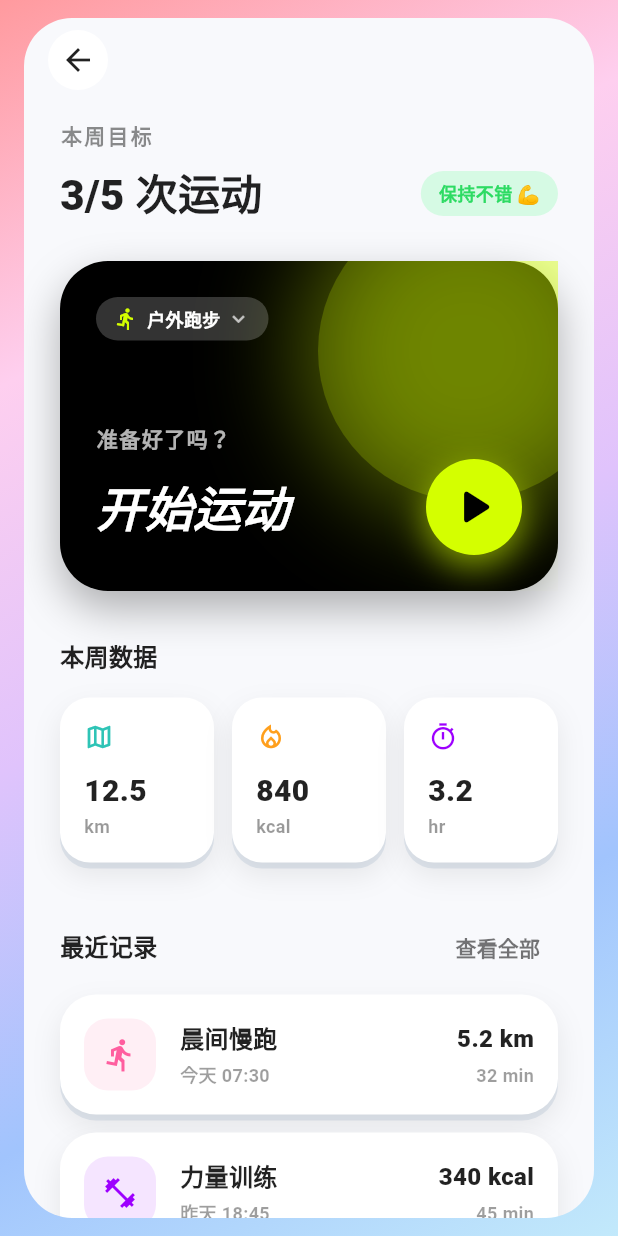
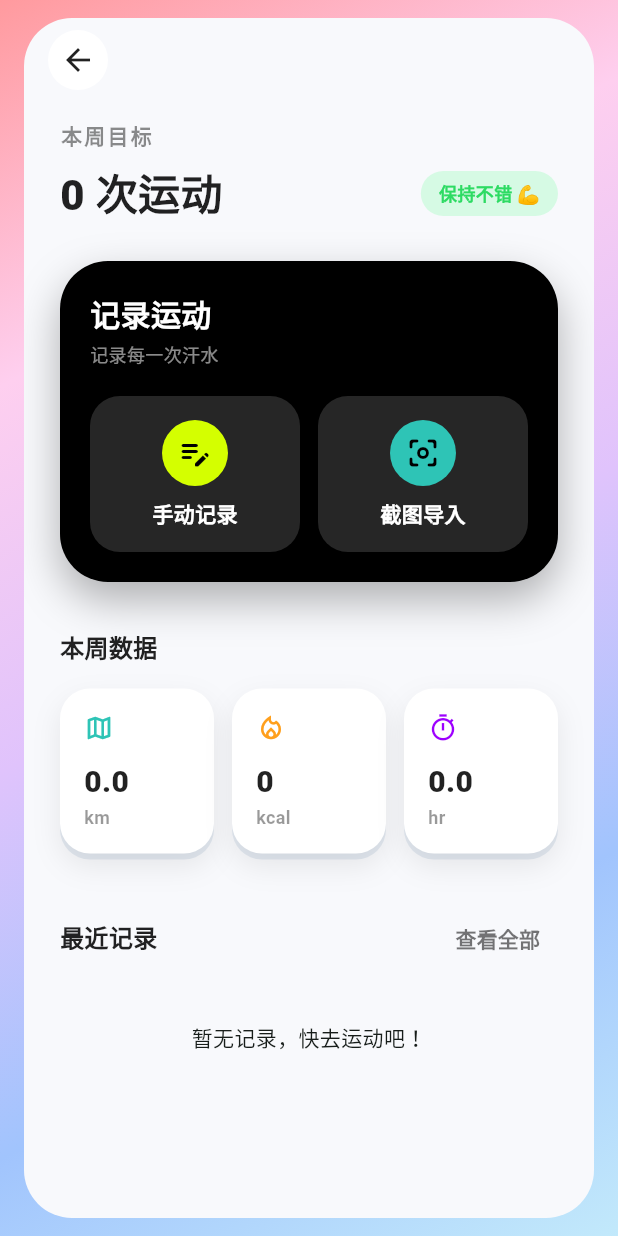
Before and after one commit to xiaoyangdestudy/caoch_daily, a Flutter app: the SportsPage screen opened by its route, on a phone screen of 412 x 824 dp. Run offline on Flutter 3.47's test engine with Material 3 defaults, Android fonts, the light colour scheme and no system bars; our stand-ins replace camera, flutter_riverpod, freezed_annotation, go_router, shared_preferences; accounts and stored records are empty; Roboto replaces fonts that are missing (PingFang SC).

Commit message:
feat: introduce sports tracking feature with workout logging and stats display

```diff
--- a/lib/app/router/app_routes.dart
+++ b/lib/app/router/app_routes.dart
@@ -12,4 +12,5 @@ class AppRoutes {
   static const sports = '/sports';
   static const diet = '/diet';
   static const aiFoodRecognition = '/diet/ai-recognition';
+  static const manualSportsEntry = '/sports/manual-entry';
 }
--- a/lib/features/sports/presentation/sports_page.dart
+++ b/lib/features/sports/presentation/sports_page.dart
@@ -1,13 +1,20 @@
 import 'package:flutter/material.dart';
+import 'package:flutter_riverpod/flutter_riverpod.dart';
 import 'package:go_router/go_router.dart';
 import '../../../shared/design/app_colors.dart';
 import '../../../shared/design/app_shadows.dart';
+import '../../../app/router/app_routes.dart';
+import '../application/sports_providers.dart';
+import '../domain/workout_record.dart';
 
-class SportsPage extends StatelessWidget {
+class SportsPage extends ConsumerWidget {
   const SportsPage({super.key});
 
   @override
-  Widget build(BuildContext context) {
+  Widget build(BuildContext context, WidgetRef ref) {
+    final weeklyStats = ref.watch(weeklyStatsProvider);
+    final recentRecordsAsync = ref.watch(workoutListProvider);
+
     return Scaffold(
       backgroundColor: const Color(0xFFF8F9FC),
       body: CustomScrollView(
@@ -47,9 +54,9 @@ class SportsPage extends StatelessWidget {
                   Row(
                     mainAxisAlignment: MainAxisAlignment.spaceBetween,
                     children: [
-                      const Text(
-                        '3/5 次运动',
-                        style: TextStyle(
+                      Text(
+                        '${weeklyStats['count']} 次运动',
+                        style: const TextStyle(
                           fontSize: 28,
                           fontWeight: FontWeight.w900,
                           color: Colors.black87,
@@ -76,7 +83,7 @@ class SportsPage extends StatelessWidget {
                     ],
                   ),
                   const SizedBox(height: 24),
-                  const _StartWorkoutCard(),
+                  const _LogWorkoutCard(),
                   const SizedBox(height: 32),
                   const Text(
                     '本周数据',
@@ -87,32 +94,32 @@ class SportsPage extends StatelessWidget {
                     ),
                   ),
                   const SizedBox(height: 16),
-                  const Row(
+                  Row(
                     children: [
                       Expanded(
                         child: _StatBox(
                           label: '总距离',
-                          value: '12.5',
+                          value: (weeklyStats['distance'] as double).toStringAsFixed(1),
                           unit: 'km',
                           icon: Icons.map_outlined,
                           color: AppColors.candyBlue,
                         ),
                       ),
-                      SizedBox(width: 12),
+                      const SizedBox(width: 12),
                       Expanded(
                         child: _StatBox(
                           label: '消耗',
-                          value: '840',
+                          value: (weeklyStats['calories'] as int).toString(),
                           unit: 'kcal',
                           icon: Icons.local_fire_department_outlined,
                           color: AppColors.candyOrange,
                         ),
                       ),
-                      SizedBox(width: 12),
+                      const SizedBox(width: 12),
                       Expanded(
                         child: _StatBox(
                           label: '时长',
-                          value: '3.2',
+                          value: (weeklyStats['duration'] as double).toStringAsFixed(1),
                           unit: 'hr',
                           icon: Icons.timer_outlined,
                           color: AppColors.candyPurple,
@@ -145,31 +152,27 @@ class SportsPage extends StatelessWidget {
                     ],
                   ),
                   const SizedBox(height: 8),
-                  const _ActivityItem(
-                    title: '晨间慢跑',
-                    date: '今天 07:30',
-                    value: '5.2 km',
-                    duration: '32 min',
-                    icon: Icons.directions_run,
-                    color: AppColors.candyPink,
+                  recentRecordsAsync.when(
+                    data: (records) {
+                      if (records.isEmpty) {
+                        return const Center(
+                          child: Padding(
+                            padding: EdgeInsets.all(24.0),
+                            child: Text('暂无记录，快去运动吧！'),
                           ),
-                  const SizedBox(height: 12),
-                  const _ActivityItem(
-                    title: '力量训练',
-                    date: '昨天 18:45',
-                    value: '340 kcal',
-                    duration: '45 min',
-                    icon: Icons.fitness_center,
-                    color: AppColors.candyPurple,
-                  ),
-                  const SizedBox(height: 12),
-                  const _ActivityItem(
-                    title: '轻松骑行',
-                    date: '11月20日',
-                    value: '12.0 km',
-                    duration: '55 min',
-                    icon: Icons.directions_bike,
-                    color: AppColors.candyBlue,
+                        );
+                      }
+                      return Column(
+                        children: records.take(5).map((record) {
+                          return Padding(
+                            padding: const EdgeInsets.only(bottom: 12),
+                            child: _ActivityItem(record: record),
+                          );
+                        }).toList(),
+                      );
+                    },
+                    loading: () => const Center(child: CircularProgressIndicator()),
+                    error: (e, _) => Text('加载失败: $e'),
                   ),
                 ],
               ),
@@ -181,13 +184,13 @@ class SportsPage extends StatelessWidget {
   }
 }
 
-class _StartWorkoutCard extends StatelessWidget {
-  const _StartWorkoutCard();
+class _LogWorkoutCard extends StatelessWidget {
+  const _LogWorkoutCard();
 
   @override
   Widget build(BuildContext context) {
     return Container(
-      height: 220,
+      padding: const EdgeInsets.all(20),
       decoration: BoxDecoration(
         color: Colors.black,
         borderRadius: BorderRadius.circular(32),
@@ -199,121 +202,103 @@ class _StartWorkoutCard extends StatelessWidget {
           ),
         ],
       ),
-      child: Stack(
-        children: [
-          // Background decoration
-          Positioned(
-            right: -40,
-            top: -40,
-            child: Container(
-              width: 200,
-              height: 200,
-              decoration: BoxDecoration(
-                shape: BoxShape.circle,
-                color: AppColors.candyLime.withOpacity(0.2),
-                boxShadow: [
-                  BoxShadow(
-                    color: AppColors.candyLime.withOpacity(0.4),
-                    blurRadius: 60,
-                    spreadRadius: 10,
-                  ),
-                ],
-              ),
-            ),
-          ),
-          Padding(
-            padding: const EdgeInsets.all(24),
       child: Column(
         crossAxisAlignment: CrossAxisAlignment.start,
         children: [
-                Row(
-                  children: [
-                    Container(
-                      padding: const EdgeInsets.symmetric(
-                        horizontal: 12,
-                        vertical: 6,
-                      ),
-                      decoration: BoxDecoration(
-                        color: Colors.white.withOpacity(0.2),
-                        borderRadius: BorderRadius.circular(20),
-                      ),
-                      child: const Row(
-                        mainAxisSize: MainAxisSize.min,
-                        children: [
-                          Icon(
-                            Icons.directions_run,
-                            color: AppColors.candyLime,
-                            size: 16,
-                          ),
-                          SizedBox(width: 6),
-                          Text(
-                            '户外跑步',
+          const Text(
+            '记录运动',
             style: TextStyle(
               color: Colors.white,
-                              fontWeight: FontWeight.bold,
+              fontSize: 20,
+              fontWeight: FontWeight.w900,
+            ),
+          ),
+          const SizedBox(height: 4),
+          const Text(
+            '记录每一次汗水',
+            style: TextStyle(
+              color: Colors.white54,
               fontSize: 12,
             ),
           ),
-                          SizedBox(width: 4),
-                          Icon(
-                            Icons.keyboard_arrow_down,
-                            color: Colors.white70,
-                            size: 16,
-                          ),
-                        ],
+          const SizedBox(height: 20),
+          Row(
+            children: [
+              Expanded(
+                child: _ActionButton(
+                  icon: Icons.edit_note_rounded,
+                  label: '手动记录',
+                  color: AppColors.candyLime,
+                  onTap: () => context.push(AppRoutes.manualSportsEntry),
                 ),
               ),
-                  ],
-                ),
-                const Spacer(),
-                const Text(
-                  '准备好了吗？',
-                  style: TextStyle(
-                    color: Colors.white70,
-                    fontSize: 14,
-                    fontWeight: FontWeight.bold,
-                    letterSpacing: 1,
-                  ),
-                ),
-                const SizedBox(height: 4),
-                Row(
-                  mainAxisAlignment: MainAxisAlignment.spaceBetween,
-                  children: [
-                    const Text(
-                      '开始运动',
-                      style: TextStyle(
-                        color: Colors.white,
-                        fontSize: 32,
-                        fontWeight: FontWeight.w900,
-                        fontStyle: FontStyle.italic,
-                      ),
-                    ),
-                    Container(
-                      width: 64,
-                      height: 64,
-                      decoration: BoxDecoration(
-                        color: AppColors.candyLime,
-                        shape: BoxShape.circle,
-                        boxShadow: [
-                          BoxShadow(
-                            color: AppColors.candyLime.withOpacity(0.6),
-                            blurRadius: 20,
-                            offset: const Offset(0, 8),
-                          ),
-                        ],
-                      ),
-                      child: const Icon(
-                        Icons.play_arrow_rounded,
-                        size: 40,
-                        color: Colors.black,
+              const SizedBox(width: 12),
+              Expanded(
+                child: _ActionButton(
+                  icon: Icons.center_focus_weak_rounded,
+                  label: '截图导入',
+                  color: AppColors.candyBlue,
+                  onTap: () {
+                    // TODO: Implement screenshot import
+                    ScaffoldMessenger.of(context).showSnackBar(
+                      const SnackBar(content: Text('截图导入功能开发中...')),
+                    );
+                  },
                 ),
               ),
             ],
           ),
         ],
       ),
+    );
+  }
+}
+
+class _ActionButton extends StatelessWidget {
+  final IconData icon;
+  final String label;
+  final Color color;
+  final VoidCallback onTap;
+
+  const _ActionButton({
+    required this.icon,
+    required this.label,
+    required this.color,
+    required this.onTap,
+  });
+
+  @override
+  Widget build(BuildContext context) {
+    return Material(
+      color: Colors.white.withOpacity(0.15),
+      borderRadius: BorderRadius.circular(20),
+      child: InkWell(
+        onTap: onTap,
+        borderRadius: BorderRadius.circular(20),
+        child: Container(
+          padding: const EdgeInsets.symmetric(vertical: 16),
+          child: Column(
+            children: [
+              Container(
+                padding: const EdgeInsets.all(10),
+                decoration: BoxDecoration(
+                  color: color,
+                  shape: BoxShape.circle,
+                ),
+                child: Icon(icon, color: Colors.black, size: 24),
+              ),
+              const SizedBox(height: 8),
+              Text(
+                label,
+                style: const TextStyle(
+                  color: Colors.white,
+                  fontWeight: FontWeight.bold,
+                  fontSize: 14,
+                ),
               ),
             ],
+          ),
+        ),
       ),
     );
   }
@@ -371,21 +356,9 @@ class _StatBox extends StatelessWidget {
 }
 
 class _ActivityItem extends StatelessWidget {
-  const _ActivityItem({
-    required this.title,
-    required this.date,
-    required this.value,
-    required this.duration,
-    required this.icon,
-    required this.color,
-  });
+  final WorkoutRecord record;
 
-  final String title;
-  final String date;
-  final String value;
-  final String duration;
-  final IconData icon;
-  final Color color;
+  const _ActivityItem({required this.record});
 
   @override
   Widget build(BuildContext context) {
@@ -402,11 +375,16 @@ class _ActivityItem extends StatelessWidget {
             width: 48,
             height: 48,
             decoration: BoxDecoration(
-              color: color.withOpacity(0.1),
+              color: AppColors.candyPink.withOpacity(0.1),
               borderRadius: BorderRadius.circular(16),
             ),
             alignment: Alignment.center,
-            child: Icon(icon, color: color, size: 24),
+            child: Image.asset(
+              record.type.iconPath,
+              width: 24,
+              height: 24,
+              errorBuilder: (_, __, ___) => const Icon(Icons.fitness_center, color: AppColors.candyPink),
+            ),
           ),
           const SizedBox(width: 16),
           Expanded(
@@ -414,7 +392,7 @@ class _ActivityItem extends StatelessWidget {
               crossAxisAlignment: CrossAxisAlignment.start,
               children: [
                 Text(
-                  title,
+                  record.type.label,
                   style: const TextStyle(
                     fontSize: 16,
                     fontWeight: FontWeight.bold,
@@ -423,7 +401,7 @@ class _ActivityItem extends StatelessWidget {
                 ),
                 const SizedBox(height: 4),
                 Text(
-                  date,
+                  '${record.startTime.month}月${record.startTime.day}日 ${record.startTime.hour}:${record.startTime.minute.toString().padLeft(2, '0')}',
                   style: const TextStyle(
                     fontSize: 12,
                     fontWeight: FontWeight.bold,
@@ -437,7 +415,7 @@ class _ActivityItem extends StatelessWidget {
             crossAxisAlignment: CrossAxisAlignment.end,
             children: [
               Text(
-                value,
+                '${record.distanceKm} km',
                 style: const TextStyle(
                   fontSize: 16,
                   fontWeight: FontWeight.w900,
@@ -446,7 +424,7 @@ class _ActivityItem extends StatelessWidget {
               ),
               const SizedBox(height: 4),
               Text(
-                duration,
+                '${record.durationMinutes} min',
                 style: const TextStyle(
                   fontSize: 12,
                   fontWeight: FontWeight.bold,
--- a/pubspec.yaml
+++ b/pubspec.yaml
@@ -18,6 +18,7 @@ dependencies:
   camera: ^0.11.3
   path_provider: ^2.1.5
   path: ^1.9.1
+  uuid: ^4.5.2
 
 dev_dependencies:
   flutter_test:
```
Also changed, not shown: lib/app/router/app_router.dart (+7 -0 lines), lib/features/sports/application/sports_providers.dart (added, +71 -0 lines), lib/features/sports/data/workout_repository.dart (added, +34 -0 lines), lib/features/sports/domain/workout_record.dart (added, +33 -0 lines), lib/features/sports/presentation/manual_entry_page.dart (added, +220 -0 lines), lib/features/sports/domain/workout_record.freezed.dart (added), lib/features/sports/domain/workout_record.g.dart (added), pubspec.lock. Lines whose indentation alone changed are shown as unchanged.
